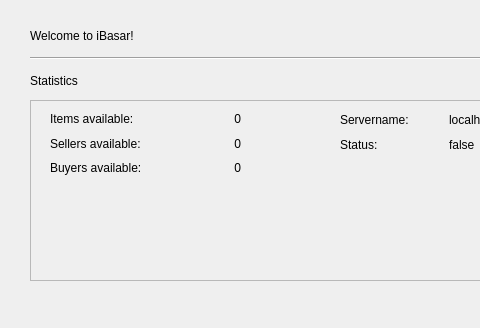
First picture: the form in iBasar/mainwidget.ui, repository hoihrig/iBasar, before the edit; both pictures show x 0 to 480 and y 0 to 328 of the 640 by 510 pixel window.
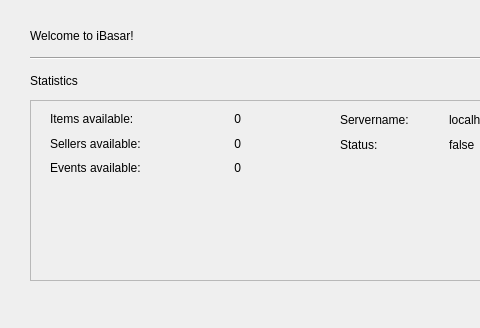
Second picture: the form after the edit.

Commit message:
Added a menu Entry to edit Sales Events
Menu Entry Added
Widget for Event Creation Added
Writing Sales events to Database

```diff
--- a/iBasar/mainwidget.ui
+++ b/iBasar/mainwidget.ui
@@ -66,7 +66,7 @@
    <property name="frameShadow">
     <enum>QFrame::Raised</enum>
    </property>
-   <widget class="QWidget" name="">
+   <widget class="QWidget" name="layoutWidget">
     <property name="geometry">
      <rect>
       <x>310</x>
@@ -114,7 +114,7 @@
      </item>
     </layout>
    </widget>
-   <widget class="QWidget" name="">
+   <widget class="QWidget" name="layoutWidget">
     <property name="geometry">
      <rect>
       <x>20</x>
@@ -143,7 +143,7 @@
        <item>
         <widget class="QLabel" name="buyerstextlbl">
          <property name="text">
-          <string>Buyers available:</string>
+          <string>Events available:</string>
          </property>
         </widget>
        </item>
```
Left out of the diff: 4 changed lines with no effect on the pictures. The commit also changes 10 other files.
